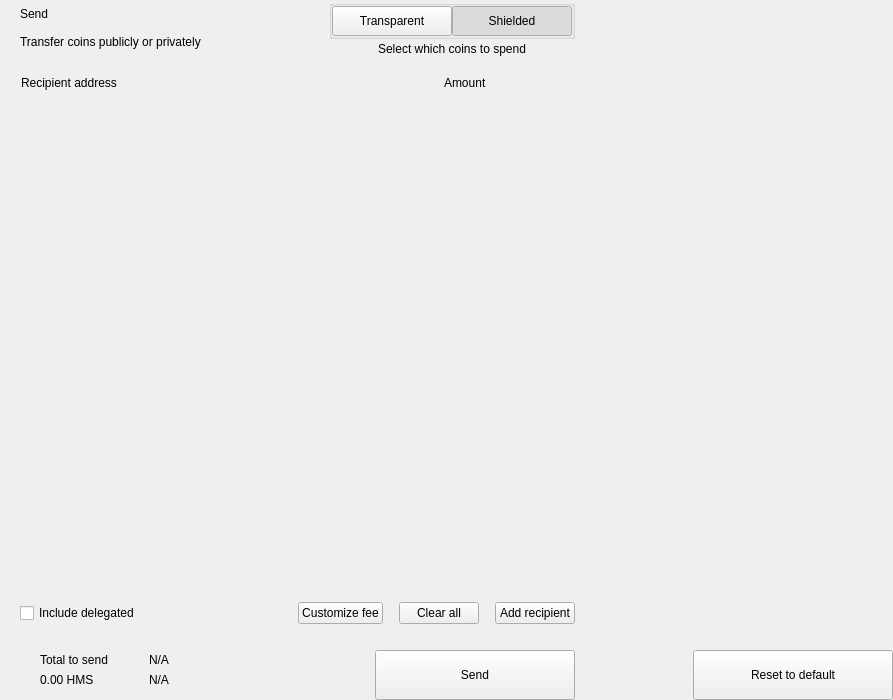
Above: src/qt/hemis/forms/send.ui from hypermoist/Hemis before the change. Below: the same form after it.
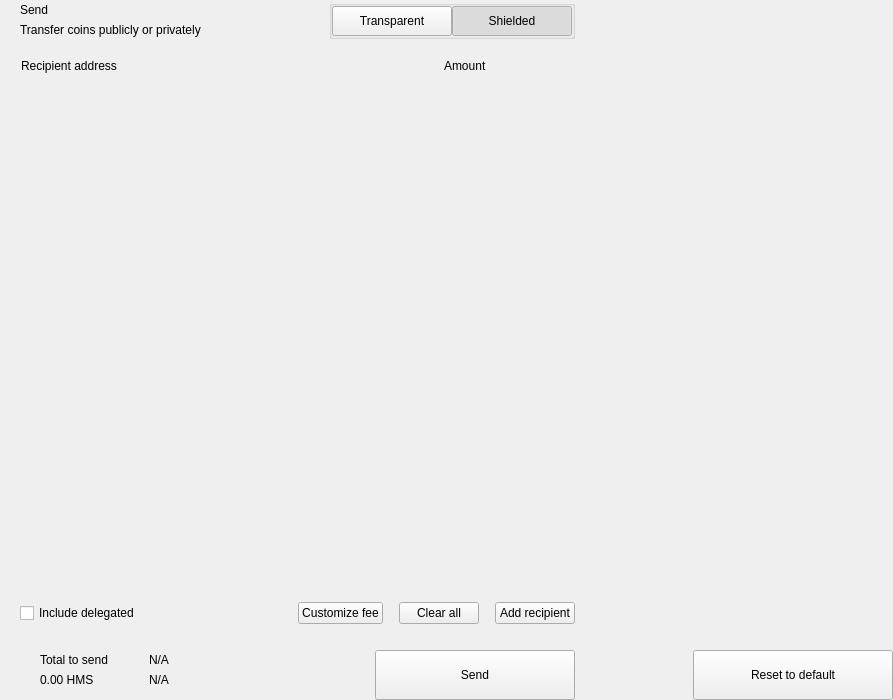
That is the form after the change. Custom widgets are drawn as their Qt base class.

Patch:
```diff
--- a/src/qt/hemis/forms/send.ui
+++ b/src/qt/hemis/forms/send.ui
@@ -196,22 +196,6 @@
               </layout>
              </widget>
             </item>
-            <item alignment="Qt::AlignHCenter|Qt::AlignTop">
-             <widget class="QLabel" name="labelSubtitle2">
-              <property name="styleSheet">
-               <string notr="true"/>
-              </property>
-              <property name="text">
-               <string>Select which coins to spend</string>
-              </property>
-              <property name="alignment">
-               <set>Qt::AlignCenter</set>
-              </property>
-              <property name="indent">
-               <number>0</number>
-              </property>
-             </widget>
-            </item>
            </layout>
           </item>
          </layout>
```
